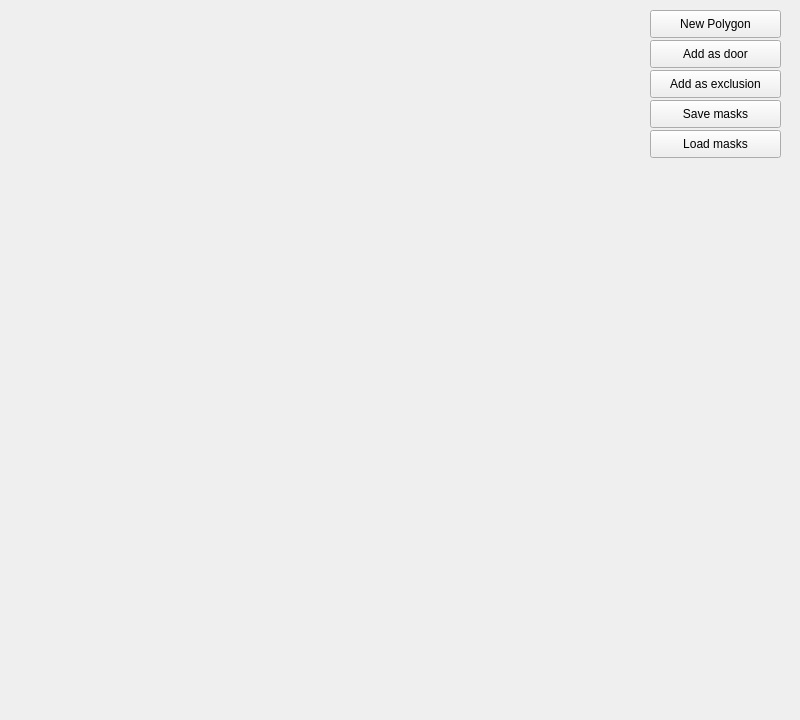
First picture: the form in src/Debugging/MainConfigurationWindow.ui, repository GroupDenseKitchen/KitchenOccupation, before the edit.
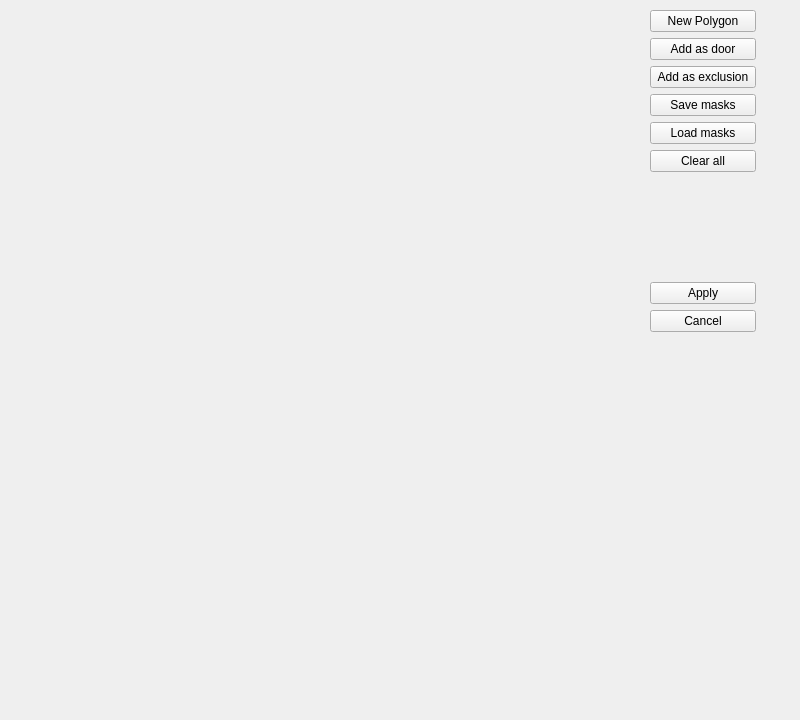
Second picture: the form after the edit.

Commit message: Bit mask now sent to background model

Patch:
```diff
--- a/src/Debugging/MainConfigurationWindow.ui
+++ b/src/Debugging/MainConfigurationWindow.ui
@@ -29,71 +29,6 @@
     <string/>
    </property>
   </widget>
-  <widget class="QPushButton" name="newPolygonButton">
-   <property name="geometry">
-    <rect>
-     <x>650</x>
-     <y>10</y>
-     <width>131</width>
-     <height>28</height>
-    </rect>
-   </property>
-   <property name="text">
-    <string>New Polygon</string>
-   </property>
-  </widget>
-  <widget class="QPushButton" name="addAsDoorButton">
-   <property name="geometry">
-    <rect>
-     <x>650</x>
-     <y>40</y>
-     <width>131</width>
-     <height>28</height>
-    </rect>
-   </property>
-   <property name="text">
-    <string>Add as door</string>
-   </property>
-  </widget>
-  <widget class="QPushButton" name="addAsExclusionButton">
-   <property name="geometry">
-    <rect>
-     <x>650</x>
-     <y>70</y>
-     <width>131</width>
-     <height>28</height>
-    </rect>
-   </property>
-   <property name="text">
-    <string>Add as exclusion</string>
-   </property>
-  </widget>
-  <widget class="QPushButton" name="saveMasksButton">
-   <property name="geometry">
-    <rect>
-     <x>650</x>
-     <y>100</y>
-     <width>131</width>
-     <height>28</height>
-    </rect>
-   </property>
-   <property name="text">
-    <string>Save masks</string>
-   </property>
-  </widget>
-  <widget class="QPushButton" name="loadMasksButton">
-   <property name="geometry">
-    <rect>
-     <x>650</x>
-     <y>130</y>
-     <width>131</width>
-     <height>28</height>
-    </rect>
-   </property>
-   <property name="text">
-    <string>Load masks</string>
-   </property>
-  </widget>
   <widget class="QLabel" name="doorMaskLabel">
    <property name="geometry">
     <rect>
@@ -126,6 +61,87 @@
     <string/>
    </property>
   </widget>
+  <widget class="QWidget" name="">
+   <property name="geometry">
+    <rect>
+     <x>650</x>
+     <y>10</y>
+     <width>106</width>
+     <height>322</height>
+    </rect>
+   </property>
+   <layout class="QVBoxLayout" name="verticalLayout">
+    <item>
+     <widget class="QPushButton" name="newPolygonButton">
+      <property name="text">
+       <string>New Polygon</string>
+      </property>
+     </widget>
+    </item>
+    <item>
+     <widget class="QPushButton" name="addAsDoorButton">
+      <property name="text">
+       <string>Add as door</string>
+      </property>
+     </widget>
+    </item>
+    <item>
+     <widget class="QPushButton" name="addAsExclusionButton">
+      <property name="text">
+       <string>Add as exclusion</string>
+      </property>
+     </widget>
+    </item>
+    <item>
+     <widget class="QPushButton" name="saveMasksButton">
+      <property name="text">
+       <string>Save masks</string>
+      </property>
+     </widget>
+    </item>
+    <item>
+     <widget class="QPushButton" name="loadMasksButton">
+      <property name="text">
+       <string>Load masks</string>
+      </property>
+     </widget>
+    </item>
+    <item>
+     <widget class="QPushButton" name="clearAllButton">
+      <property name="text">
+       <string>Clear all</string>
+      </property>
+     </widget>
+    </item>
+    <item>
+     <spacer name="verticalSpacer">
+      <property name="orientation">
+       <enum>Qt::Vertical</enum>
+      </property>
+      <property name="sizeHint" stdset="0">
+       <size>
+        <width>20</width>
+        <height>40</height>
+       </size>
+      </property>
+     </spacer>
+    </item>
+    <item>
+     <widget class="QPushButton" name="applyButton">
+      <property name="text">
+       <string>Apply</string>
+      </property>
+     </widget>
+    </item>
+    <item>
+     <widget class="QPushButton" name="cancelButton">
+      <property name="text">
+       <string>Cancel</string>
+      </property>
+     </widget>
+    </item>
+   </layout>
+  </widget>
  </widget>
  <resources/>
  <connections/>
```
The commit also changes 8 other files.
